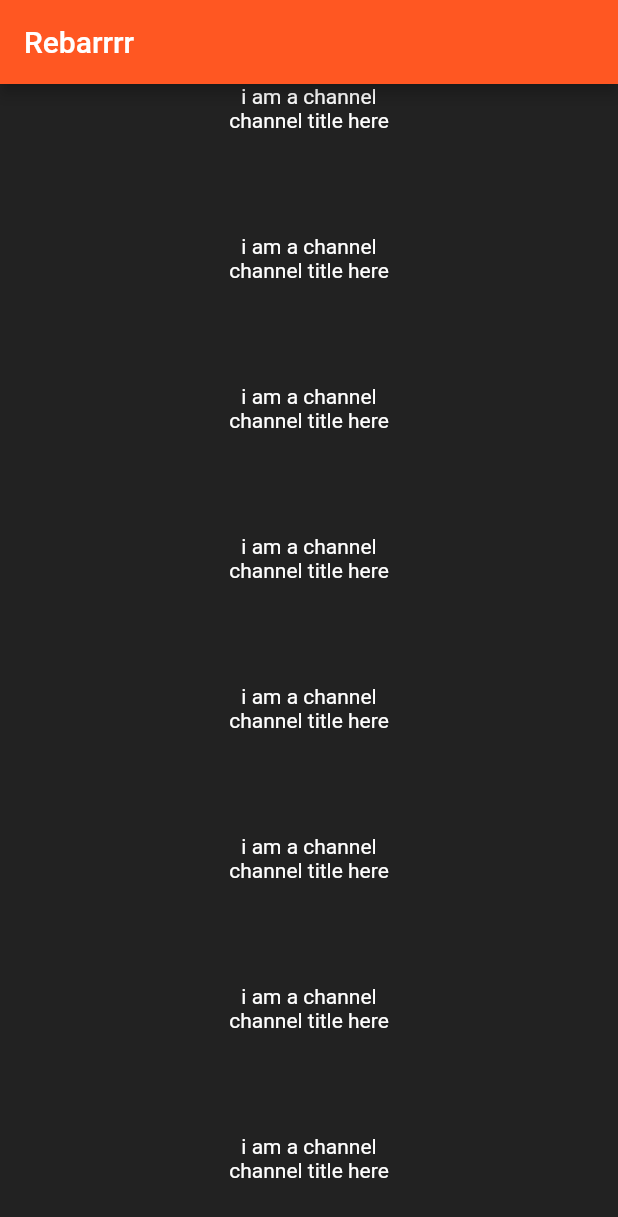
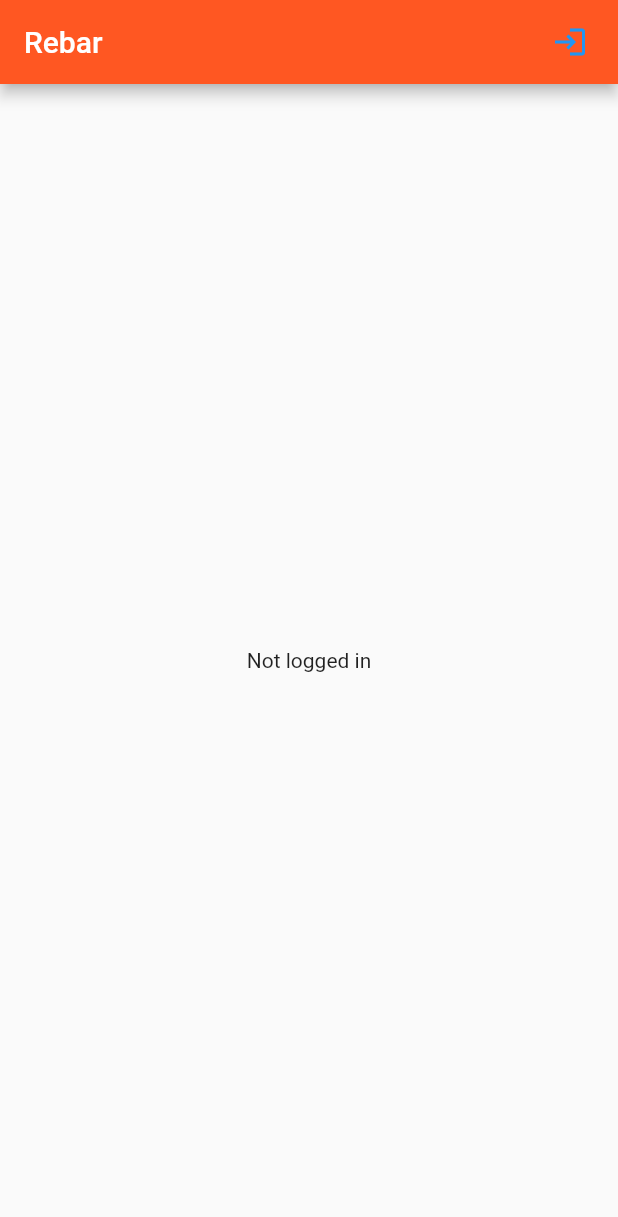
Before and after one commit to jan-software-foundation/rebar, a Flutter app: the screen it shows after launch, on a phone screen of 412 x 824 dp. Shown: the top 1217 px of the screen. Run offline on Flutter 3.47's test engine with Material 2 defaults, Android fonts, the light colour scheme and no system bars; missing offline and left inert: dartvolt.

Commit message:
nuked project and started from scratch

```diff
--- a/lib/main.dart
+++ b/lib/main.dart
@@ -1,23 +1,21 @@
 import 'package:flutter/material.dart';
 
-import 'src/home.dart';
+import 'package:dartvolt/dartvolt.dart' as dartvolt;
+import 'package:rebar/src/widgets/home.dart';
 
 void main() {
-  runApp(const MyApp());
+    runApp(MyApp());
 }
 
 class MyApp extends StatelessWidget {
-  const MyApp({Key? key}) : super(key: key);
-
     @override
     Widget build(BuildContext context) {
         return MaterialApp(
             title: 'Rebar',
+            home: HomeWidget(title: 'Rebar', key: UniqueKey()),
             theme: ThemeData(
-        primarySwatch: Colors.deepOrange,
-        textTheme: const TextTheme(headline4: TextStyle(color: Color(0xffffffff))),
-      ),
-      home: const HomePage(title: 'Rebarrrr'),
+                primaryColor: Colors.deepOrange
+            )
         );
     }
 }
--- a/lib/src/ChannelListItem.dart
+++ /dev/null
@@ -1,39 +0,0 @@
-
-
-import 'package:flutter/cupertino.dart';
-import 'package:flutter/material.dart';
-
-class ChannelListItem extends StatefulWidget {
-    const ChannelListItem({Key? key, required this.title}) : super(key: key);
-
-    final String title;
-
-    State<ChannelListItem> createState() => _ChannelListItemState();
-}
-
-class _ChannelListItemState extends State<ChannelListItem> {
-    @override
-    Widget build(BuildContext context) {
-        return Container(
-            color: const Color(0xff222222),
-            child: SizedBox(
-                height: 100,
-                child: Center(
-                    heightFactor: 20,
-                    child: Column(
-                        children: <Widget>[
-                            const Text(
-                                'i am a channel',
-                                style: TextStyle(color: Color(0xffffffff)),
-                            ),
-                            const Text(
-                                'channel title here',
-                                style: TextStyle(color: Color(0xffffffff)),
-                            )
-                        ],
-                    )
-                )
-            )
-        );
-    }
-}
--- a/lib/src/home.dart
+++ /dev/null
@@ -1,54 +0,0 @@
-export 'home.dart';
-
-//import 'package:dartvolt/dartvolt.dart';
-import 'package:flutter/material.dart';
-import 'package:rebar/src/ChannelListItem.dart';
-
-class HomePage extends StatefulWidget {
-  const HomePage({Key? key, required this.title}) : super(key: key);
-
-  final String title;
-
-  @override
-  State<HomePage> createState() => _HomePageState();
-}
-
-
-class _HomePageState extends State<HomePage> {
-  int _counter = 0;
-
-  void _incrementCounter() {
-    setState(() {
-      _counter++;
-    });
-  }
-
-  @override
-  Widget build(BuildContext context) {
-    return Scaffold(
-        backgroundColor: const Color(0xff000000), // page bg color
-        appBar: AppBar(
-          title: Text(widget.title),
-        ),
-        body: SingleChildScrollView(
-            child: Column(
-                children: <Widget>[
-                    const ChannelListItem(title: 'h'),
-                    const ChannelListItem(title: 'h'),
-                    const ChannelListItem(title: 'h'),
-                    const ChannelListItem(title: 'h'),
-                    const ChannelListItem(title: 'h'),
-                    const ChannelListItem(title: 'h'),
-                    const ChannelListItem(title: 'h'),
-                    const ChannelListItem(title: 'h'),
-                    const ChannelListItem(title: 'h'),
-                    const ChannelListItem(title: 'h'),
-                    const ChannelListItem(title: 'h'),
-                    const ChannelListItem(title: 'h'),
-                    const ChannelListItem(title: 'h'),
-                ],
-            )
-        )
-    );
-  }
-}
--- /dev/null
+++ b/lib/src/widgets/home.dart
@@ -0,0 +1,74 @@
+export 'home.dart';
+
+import 'package:flutter/cupertino.dart';
+import 'package:flutter/material.dart';
+import 'package:rebar/src/revolt_client.dart';
+import 'package:rebar/src/widgets/login_page/login_page.dart';
+
+class HomeWidget extends StatefulWidget {
+    HomeWidget({Key? key, required this.title}) : super(key: key);
+
+    final String title;
+
+    @override
+    _HomeWidgetState createState() => _HomeWidgetState();
+}
+
+class _HomeWidgetState extends State<HomeWidget> {
+    @override
+    Widget build(BuildContext context) {
+        if (client == null) {
+            return Scaffold(
+                appBar: AppBar(
+                    title: Text(widget.title),
+                    actions: [
+                        TextButton(
+                            onPressed: _openLoginDialog,
+                            child: const Icon(Icons.login)
+                        )
+                    ],
+                ),
+                body: Center(
+                    child: Column(
+                        mainAxisAlignment: MainAxisAlignment.center,
+                        children: <Widget>[
+                            const Text(
+                                'Not logged in'
+                            )
+                        ],
+                    ),
+                ),
+            );
+        } else {
+            return Scaffold(
+                appBar: AppBar(
+                    title: Text(widget.title),
+                    actions: [
+                        TextButton(
+                            onPressed: _logout,
+                            child: const Icon(Icons.logout)
+                        )
+                    ],
+                ),
+                body: Center(
+                    child: Text('Logged in as ${client?.sessionInfo?.clientId}'),
+                ),
+            );
+        }
+    }
+
+    void _openLoginDialog() {
+        Navigator.of(context).push(
+            MaterialPageRoute(
+                builder: (BuildContext context) {
+                    return LoginPage();
+                },
+                fullscreenDialog: true
+            )
+        );
+    }
+}
+
+void _logout() {
+
+}
```
Also changed, not shown: lib/src/revolt_client.dart (added, +25 -0 lines), lib/src/widgets/channel_list/channel.dart (added, +19 -0 lines), lib/src/widgets/channel_list/channel_list.dart (added, +36 -0 lines), lib/src/widgets/login_page/login_form.dart (added, +86 -0 lines), lib/src/widgets/login_page/login_page.dart (added, +23 -0 lines), pubspec.yaml (+3 -6 lines), pubspec.lock, 1 other file. Lines whose indentation alone changed are shown as unchanged.
